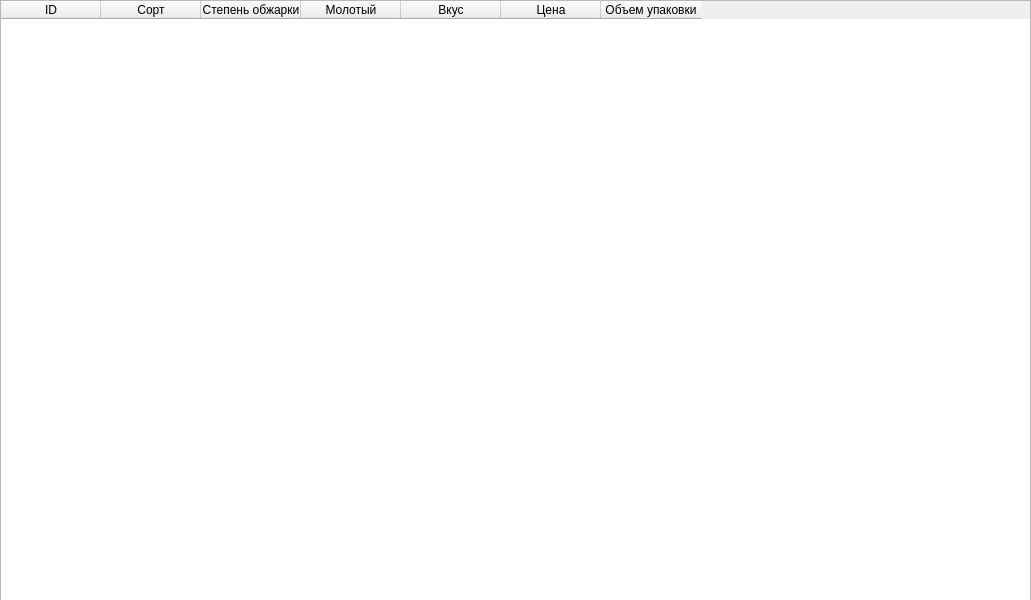
This is main.ui in AWhiteFox/coffee as Qt 5 draws it before an edit. The edited form follows.
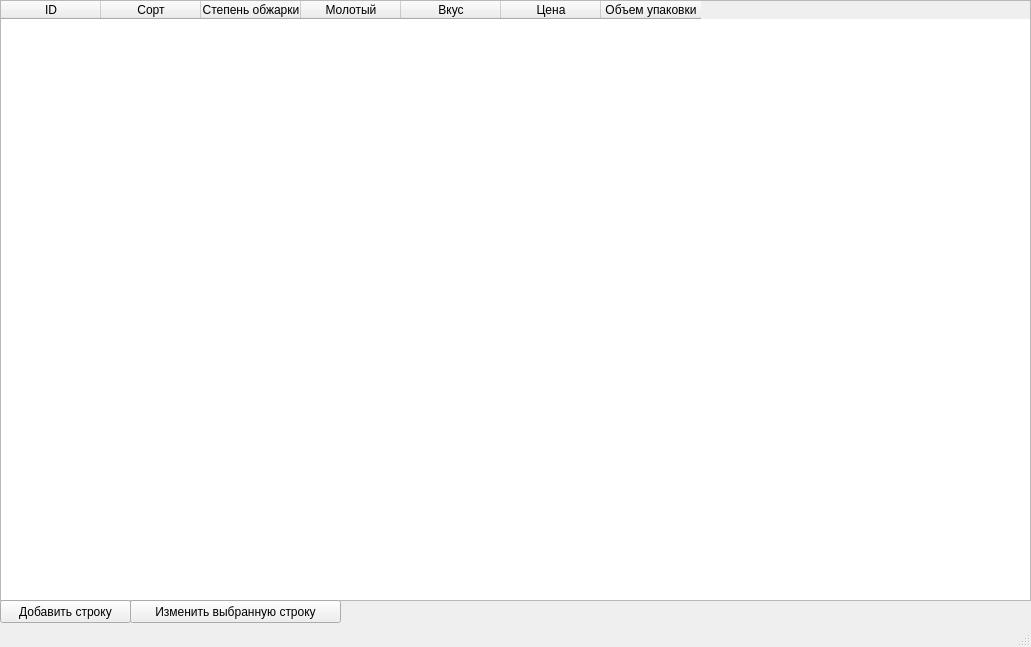
This is the edited form.

```diff
--- a/main.ui
+++ b/main.ui
@@ -7,7 +7,7 @@
     <x>0</x>
     <y>0</y>
     <width>1031</width>
-    <height>600</height>
+    <height>647</height>
    </rect>
   </property>
   <property name="windowTitle">
@@ -59,7 +59,34 @@
      </property>
     </column>
    </widget>
+   <widget class="QPushButton" name="add_btn">
+    <property name="geometry">
+     <rect>
+      <x>0</x>
+      <y>600</y>
+      <width>131</width>
+      <height>23</height>
+     </rect>
+    </property>
+    <property name="text">
+     <string>Добавить строку</string>
+    </property>
+   </widget>
+   <widget class="QPushButton" name="edit_btn">
+    <property name="geometry">
+     <rect>
+      <x>130</x>
+      <y>600</y>
+      <width>211</width>
+      <height>23</height>
+     </rect>
+    </property>
+    <property name="text">
+     <string>Изменить выбранную строку</string>
+    </property>
+   </widget>
   </widget>
+  <widget class="QStatusBar" name="statusBar"/>
  </widget>
  <resources/>
  <connections/>
```
